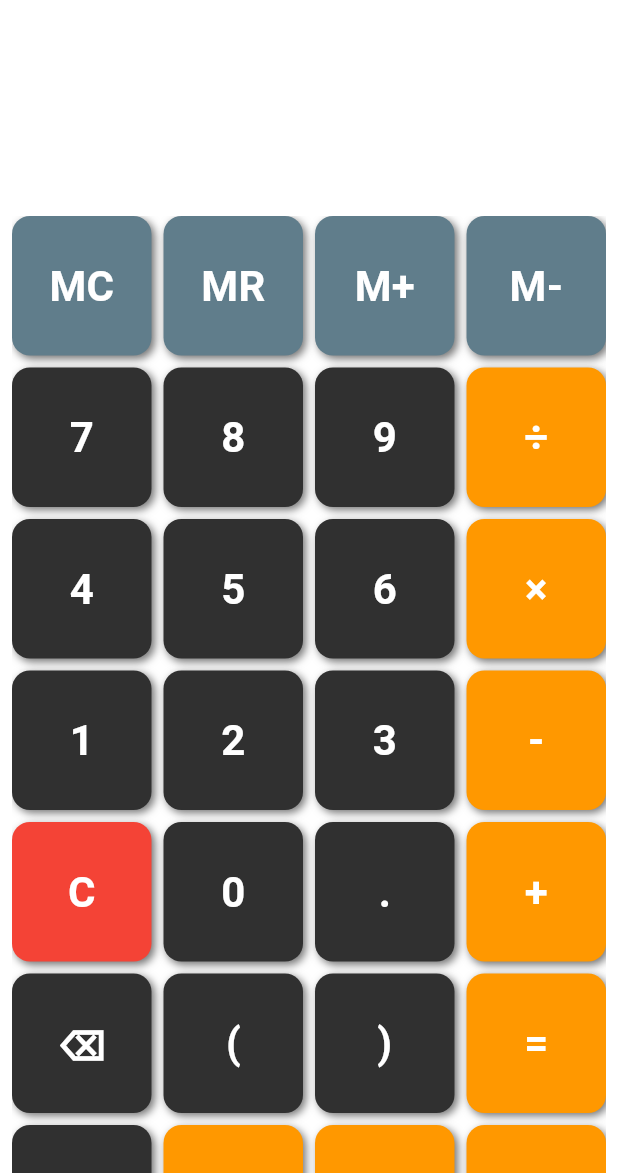
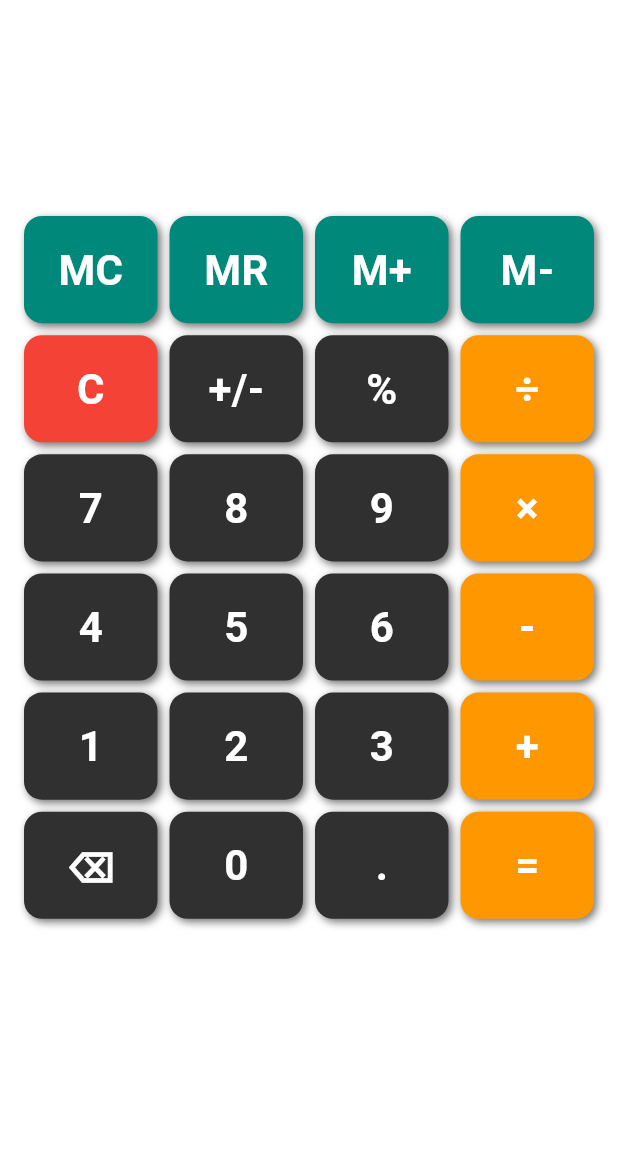
Before and after one commit to emtaylor1993/Simple-Calculator, a Flutter app: the screen it shows after launch, on a phone screen of 412 x 824 dp, the part 63-1236 px from its top. Run offline on Flutter 3.47's test engine with Material 3 defaults, Android fonts, the phone set to English and light mode, and no system bars; our stand-ins replace audioplayers, math_expressions, shared_preferences.

Commit message:
+ Added support for percentages.

```diff
--- a/simple_calculator/lib/main.dart
+++ b/simple_calculator/lib/main.dart
@@ -135,12 +135,11 @@ class CalculatorHomePageState extends State<CalculatorHomePage> {
   final Duration _cooldownDuration = const Duration(milliseconds: 2000);
   final List<String> buttons = [
     'MC', 'MR', 'M+', 'M-',
-    '7', '8', '9', '÷',
-    '4', '5', '6', '×',
-    '1', '2', '3', '-',
-    'C', '0', '.', '+',
-    '⌫', '(', ')', '=',
-    '+/-', '^', '%', '√',
+    'C', '+/-', '%', '÷',
+    '7', '8', '9', '×',
+    '4', '5', '6', '-',
+    '1', '2', '3', '+',
+    '⌫', '0', '.', '=',
   ];
 
   /// Load saved history from shared preferences.
@@ -412,6 +411,13 @@ class CalculatorHomePageState extends State<CalculatorHomePage> {
   String _evaluate(String expr) {
     try {
       String finalExpr = expr.replaceAll('×', '*').replaceAll('÷', '/');
+
+      // Convert percentages to their decimal equivalents (e.g., 20% → (20*0.01))
+      finalExpr = finalExpr.replaceAllMapped(RegExp(r'(\d+(\.\d+)?)%'), (match) {
+        final number = match.group(1);
+        return '($number*0.01)';
+      });
+
       ShuntingYardParser parser = ShuntingYardParser();
       Expression parsedExpression = parser.parse(finalExpr);
       ContextModel context = ContextModel();
@@ -450,27 +456,36 @@ class CalculatorHomePageState extends State<CalculatorHomePage> {
     );
   }
 
-  Widget _buildButtonGrid(bool isMobile) {
-    return Expanded(
+  Widget _buildButtonGrid(bool isMobile, BoxConstraints constraints) {
+    final gridPadding = 16.0;
+    final crossAxisCount = 4;
+    final rowCount = 7;
+    final spacing = 8.0;
+
+    final availableHeight = constraints.maxHeight - 220; // Display + spacing
+    final buttonHeight = (availableHeight - ((rowCount - 1) * spacing)) / rowCount;
+    final buttonWidth = (constraints.maxWidth - ((crossAxisCount - 1) * spacing) - gridPadding * 2) / crossAxisCount;
+
+    return SizedBox(
+      height: availableHeight,
       child: Padding(
-        padding: const EdgeInsets.symmetric(horizontal: 8),
-        child: GridView.count(
-          crossAxisCount: 4,
-          crossAxisSpacing: 8,
-          mainAxisSpacing: 8,
-          padding: const EdgeInsets.only(bottom: 16),
-          children: buttons.map((button) {
-            final isOperator = ['÷', '×', '-', '+', '=', '^', '%', '√'].contains(button);
+        padding: const EdgeInsets.symmetric(horizontal: 16.0),
+        child: GridView.builder(
+          itemCount: buttons.length,
+          physics: const NeverScrollableScrollPhysics(),
+          gridDelegate: SliverGridDelegateWithFixedCrossAxisCount(
+            crossAxisCount: crossAxisCount,
+            crossAxisSpacing: spacing,
+            mainAxisSpacing: spacing,
+            childAspectRatio: buttonWidth / buttonHeight,
+          ),
+          itemBuilder: (context, index) {
+            final button = buttons[index];
             final isMemory = ['MC', 'MR', 'M+', 'M-'].contains(button);
-            final color = button == 'C'
-                ? Colors.red
-                : isOperator
-                    ? Colors.orange
-                    : isMemory
-                      ? Colors.blueGrey
-                      : null;
+            final isOperator = ['÷', '×', '-', '+', '='].contains(button);
+            final color = button == 'C' ? Colors.red : isMemory ? Colors.teal.shade600 : isOperator ? Colors.orange : null;
             return _buildButton(button, color: color, isMobile: isMobile);
-          }).toList(),
+          },
         ),
       ),
     );
@@ -519,7 +534,7 @@ class CalculatorHomePageState extends State<CalculatorHomePage> {
                 children: [
                   _buildDisplay(isMobile),
                   const SizedBox(height: 12),
-                  _buildButtonGrid(isMobile),
+                  _buildButtonGrid(isMobile, constraints),
                 ],
               ),
             ),
```
